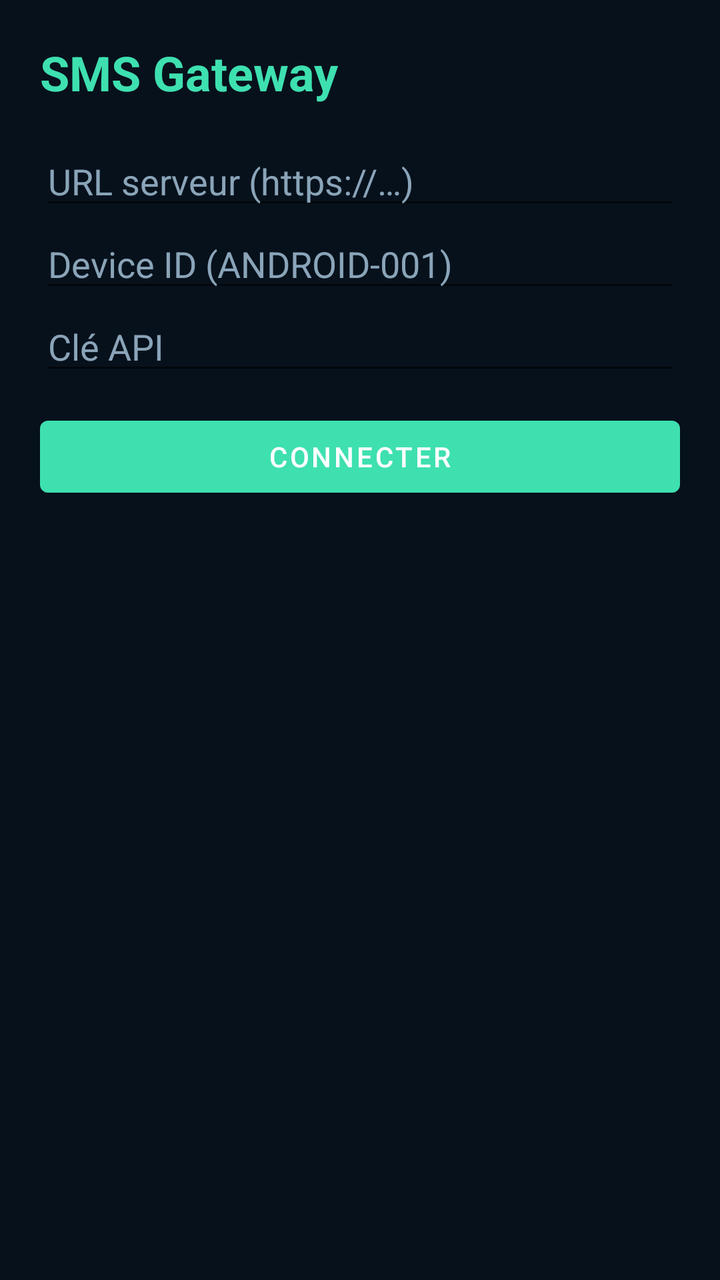
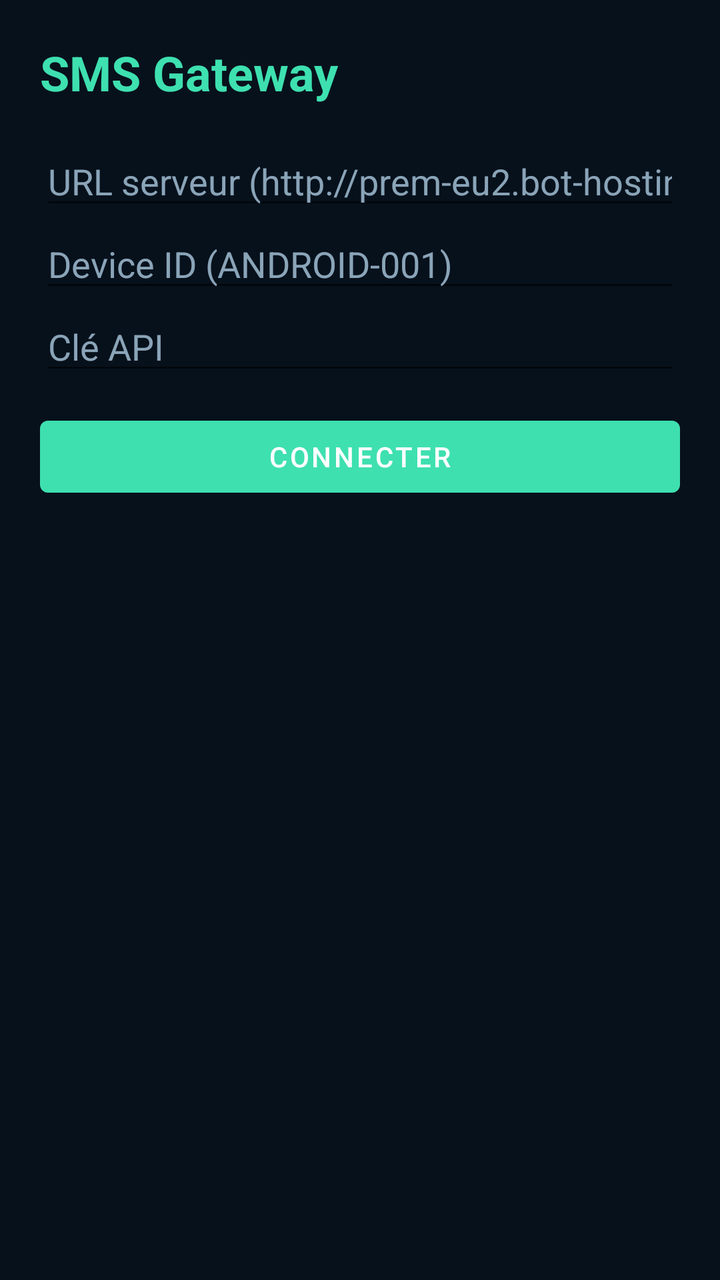

The first picture is an Android layout as it rendered before a commit; the second is the same layout after the commit. The layout source and the unified diff follow.
<!-- AndroidManifest.xml: application theme Theme.SmsGateway -->
<!-- res/layout/activity_main.xml -->
<?xml version="1.0" encoding="utf-8"?>
<ScrollView xmlns:android="http://schemas.android.com/apk/res/android"
    android:layout_width="match_parent"
    android:layout_height="match_parent"
    android:background="#07111C"
    android:padding="20dp">

    <LinearLayout
        android:layout_width="match_parent"
        android:layout_height="wrap_content"
        android:orientation="vertical">

        <TextView
            android:layout_width="wrap_content"
            android:layout_height="wrap_content"
            android:text="SMS Gateway"
            android:textColor="#3EE0B0"
            android:textSize="24sp"
            android:textStyle="bold" />

        <EditText
            android:id="@+id/serverUrl"
            android:layout_width="match_parent"
            android:layout_height="wrap_content"
            android:layout_marginTop="16dp"
            android:hint="URL serveur (https://…)"
            android:inputType="textUri"
            android:textColor="#E8F1F8"
            android:textColorHint="#8AA4B8" />

        <EditText
            android:id="@+id/deviceId"
            android:layout_width="match_parent"
            android:layout_height="wrap_content"
            android:hint="Device ID (ANDROID-001)"
            android:textColor="#E8F1F8"
            android:textColorHint="#8AA4B8" />

        <EditText
            android:id="@+id/apiKey"
            android:layout_width="match_parent"
            android:layout_height="wrap_content"
            android:hint="Clé API"
            android:inputType="textPassword"
            android:textColor="#E8F1F8"
            android:textColorHint="#8AA4B8" />

        <Button
            android:id="@+id/connectButton"
            android:layout_width="match_parent"
            android:layout_height="wrap_content"
            android:layout_marginTop="12dp"
            android:text="Connecter" />

        <TextView
            android:id="@+id/statusText"
            android:layout_width="match_parent"
            android:layout_height="wrap_content"
            android:layout_marginTop="24dp"
            android:lineSpacingExtra="6dp"
            android:textColor="#E8F1F8"
            android:textSize="16sp" />
    </LinearLayout>
</ScrollView>
<!-- resources referenced by this layout -->
<resources>
  <style name="Theme.SmsGateway" parent="Theme.MaterialComponents.DayNight.NoActionBar">
          <item name="colorPrimary">#3EE0B0</item>
          <item name="android:statusBarColor">#07111C</item>
          <item name="android:navigationBarColor">#07111C</item>
          <item name="android:windowBackground">#07111C</item>
          <item name="android:textColor">#E8F1F8</item>
      </style>
</resources>

<!-- the commit's change to res/layout/activity_main.xml (unified diff, before → after) -->
@@ -23,7 +23,7 @@
             android:layout_width="match_parent"
             android:layout_height="wrap_content"
             android:layout_marginTop="16dp"
-            android:hint="URL serveur (https://…)"
+            android:hint="URL serveur (http://prem-eu2.bot-hosting.net:21724)"
             android:inputType="textUri"
             android:textColor="#E8F1F8"
             android:textColorHint="#8AA4B8" />
